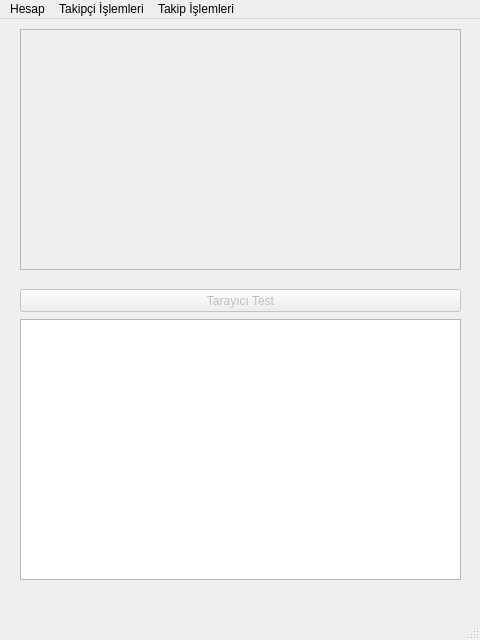
The window that UI/AnaMenu.ui (vektorelpython20/Selinsbot) describes before a commit, drawn with Qt 5.
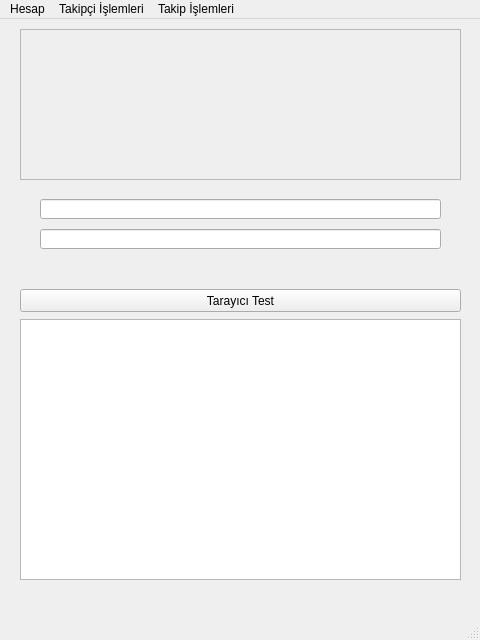
The same window after the commit.

Diff of the .ui file:
```diff
--- a/UI/AnaMenu.ui
+++ b/UI/AnaMenu.ui
@@ -26,7 +26,7 @@
    </widget>
    <widget class="QPushButton" name="btTarayici">
     <property name="enabled">
-     <bool>false</bool>
+     <bool>true</bool>
     </property>
     <property name="geometry">
      <rect>
@@ -49,10 +49,33 @@
       <x>20</x>
       <y>10</y>
       <width>441</width>
-      <height>241</height>
+      <height>151</height>
      </rect>
     </property>
    </widget>
+   <widget class="QLineEdit" name="txtUser">
+    <property name="geometry">
+     <rect>
+      <x>40</x>
+      <y>180</y>
+      <width>401</width>
+      <height>20</height>
+     </rect>
+    </property>
+   </widget>
+   <widget class="QLineEdit" name="txtPass_2">
+    <property name="geometry">
+     <rect>
+      <x>40</x>
+      <y>210</y>
+      <width>401</width>
+      <height>20</height>
+     </rect>
+    </property>
+    <property name="echoMode">
+     <enum>QLineEdit::Password</enum>
+    </property>
+   </widget>
   </widget>
   <widget class="QMenuBar" name="menubar">
    <property name="geometry">
```
